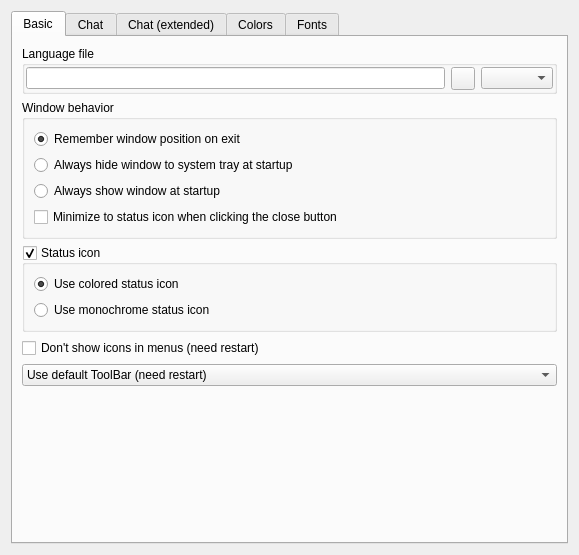
Old version of the form eiskaltdcpp-qt/ui/UISettingsGUI.ui in the repository Delitants/eiskaltdcpp.
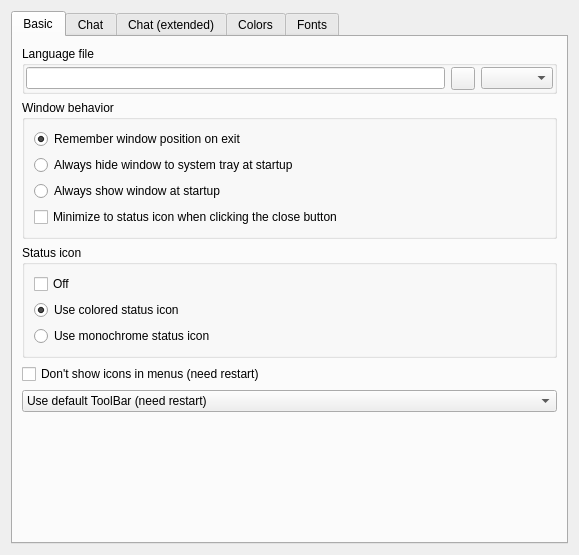
New version of the form. Custom widgets are drawn as their Qt base class.

Patch:
```diff
--- a/eiskaltdcpp-qt/ui/UISettingsGUI.ui
+++ b/eiskaltdcpp-qt/ui/UISettingsGUI.ui
@@ -95,9 +95,16 @@
           <string>Status icon</string>
          </property>
          <property name="checkable">
-          <bool>true</bool>
+          <bool>false</bool>
          </property>
          <layout class="QVBoxLayout" name="verticalLayout_TRAY_ICON">
+          <item>
+           <widget class="QCheckBox" name="checkBox_TRAY_OFF">
+            <property name="text">
+             <string>Off</string>
+            </property>
+           </widget>
+          </item>
           <item>
            <widget class="QRadioButton" name="radioButton_TRAY_COLORED">
             <property name="text">
```
